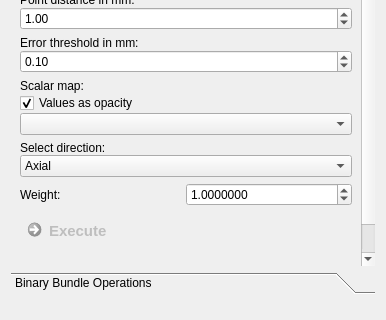
MITK/MITK, file Plugins/org.mitk.gui.qt.diffusionimaging/src/internal/QmitkFiberProcessingViewControls.ui: the form before one commit; both pictures show x 0 to 386 and y 220 to 540 of the 386 by 540 pixel window.
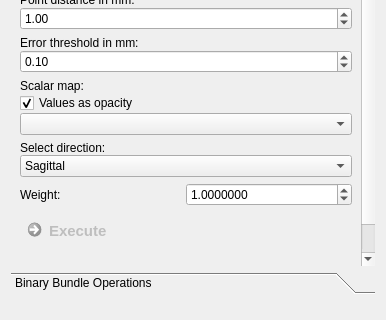
The form after the commit. The open tabs and pages were chosen to show the change. Icons and pictures are not drawn. Custom widgets are drawn as their Qt base class.

Patch:
```diff
--- a/Plugins/org.mitk.gui.qt.diffusionimaging/src/internal/QmitkFiberProcessingViewControls.ui
+++ b/Plugins/org.mitk.gui.qt.diffusionimaging/src/internal/QmitkFiberProcessingViewControls.ui
@@ -895,11 +895,6 @@
           </property>
           <item row="1" column="0">
            <widget class="QComboBox" name="m_MirrorFibersBox">
-            <item>
-             <property name="text">
-              <string>Axial</string>
-             </property>
-            </item>
             <item>
              <property name="text">
               <string>Sagittal</string>
```
Left out of the diff: 5 changed lines with no effect on the pictures.
